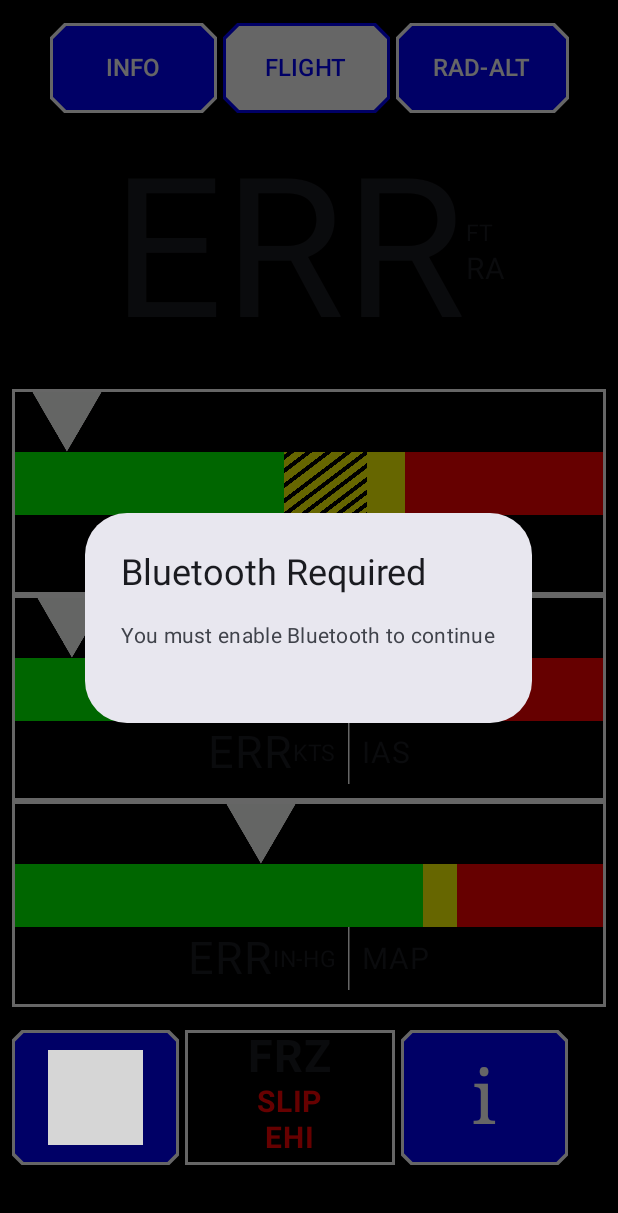
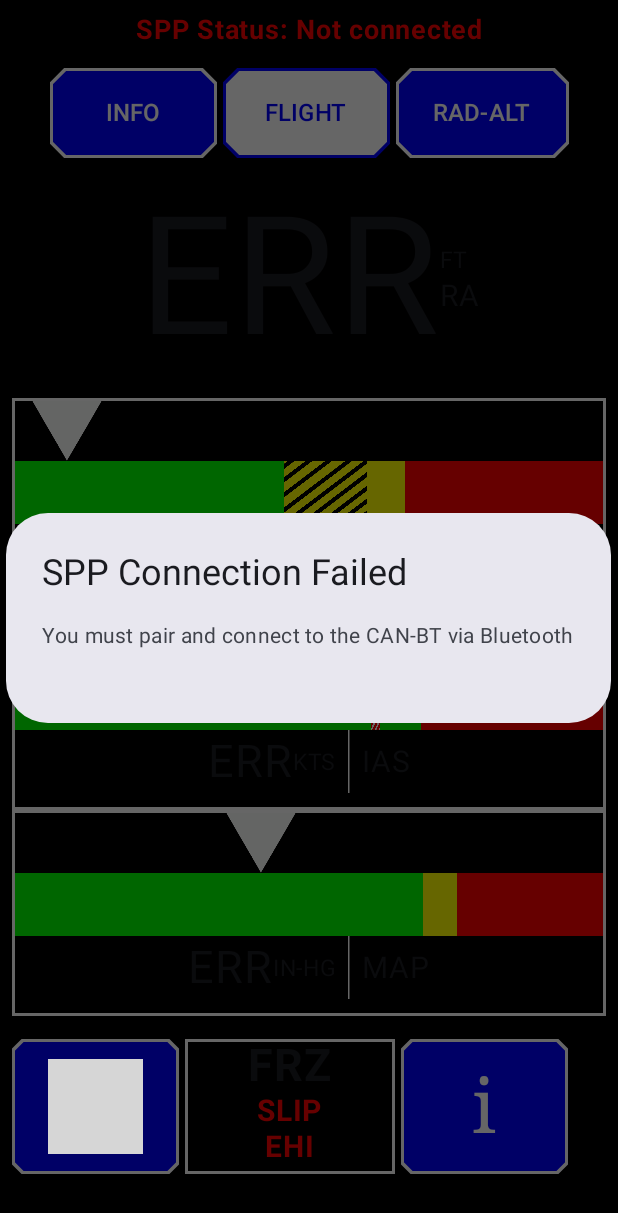
Before and after one commit to Komputer24/EIT2.0-ESAID-App, an Android app built with Jetpack Compose: the screen it shows after launch (MainActivity), on a phone screen of 412 x 824 dp. Shown: the top 1213 px of the screen. Run offline under Robolectric (Android 15) with nearby library versions, the phone set to English and light mode, and no system bars; grey boxes are pictures that could not be loaded.

Commit message:
v21 - Bluetooth SPP Detector Finished

```diff
--- a/app/src/main/java/com/example/eit20_app/Composables.kt
+++ b/app/src/main/java/com/example/eit20_app/Composables.kt
@@ -98,24 +98,24 @@ fun ButtonRow() {
 fun ChosenHeaderColumn(){
     if(selectedIndex.value == 0){
         Column(
-            modifier = Modifier.height(566.dp).fillMaxWidth(),
+            modifier = Modifier.height(543.dp).fillMaxWidth(),
             horizontalAlignment = Alignment.CenterHorizontally
         ) {
-            InfoInfo(if(bluetoothEnabled.value) {25.0} else {0}, "°C", "OAT")
-            InfoInfo(if(bluetoothEnabled.value) {2400} else {0}, "LB", "GWT")
-            InfoInfo(if(bluetoothEnabled.value) {1400} else {0}, "FT", "DA")
+            InfoInfo(if(checkSppStatus()) {25.0} else {0}, "°C", "OAT")
+            InfoInfo(if(checkSppStatus()) {2400} else {0}, "LB", "GWT")
+            InfoInfo(if(checkSppStatus()) {1400} else {0}, "FT", "DA")
 
             Divider(
                 color = Color.White,
                 thickness = 3.dp,
-                modifier = Modifier.padding(vertical = 8.dp)
+                modifier = Modifier.padding(vertical = 5.dp)
             )
 
-            InfoInfo(if(bluetoothEnabled.value) {120} else {0}, "KTS", "VNE")
-            InfoInfo(if(bluetoothEnabled.value) {22.9} else {0}, "IN-HG", "MCP")
-            InfoInfo(if(bluetoothEnabled.value) {6900} else {0}, "DA-FT", "OGE")
-            InfoInfo(if(bluetoothEnabled.value) {25.7} else {0}, "IN-HG", "SMP")
-            InfoInfo(if(bluetoothEnabled.value) {11300} else {0}, "DA-FT", "IGE")
+            InfoInfo(if(checkSppStatus()) {120} else {0}, "KTS", "VNE")
+            InfoInfo(if(checkSppStatus()) {22.9} else {0}, "IN-HG", "MCP")
+            InfoInfo(if(checkSppStatus()) {6900} else {0}, "DA-FT", "OGE")
+            InfoInfo(if(checkSppStatus()) {25.7} else {0}, "IN-HG", "SMP")
+            InfoInfo(if(checkSppStatus()) {11300} else {0}, "DA-FT", "IGE")
         }
     }
     else if(selectedIndex.value == 1){
@@ -135,8 +135,8 @@ fun ChosenHeaderColumn(){
                 verticalAlignment = Alignment.CenterVertically
             ) {
                 Text(
-                    text = if (flightDisplay < 100000 && flightDisplay > -10000 && bluetoothEnabled.value) "${flightDisplay}" else "ERR",
-                    fontSize = 130.sp,
+                    text = if (flightDisplay < 100000 && flightDisplay > -10000 && checkSppStatus()) "${flightDisplay}" else "ERR",
+                    fontSize = 110.sp,
                 )
                 Column(
                     modifier = Modifier
@@ -189,7 +189,7 @@ fun ChosenHeaderColumn(){
                             verticalAlignment = Alignment.CenterVertically
                         ) {
                             Text(
-                                text = if(ft< 100000 && ft> -10000 && bluetoothEnabled.value) "${ft}" else "ERR", // (-9999 FT - 99999 FT)
+                                text = if(ft< 100000 && ft> -10000 && checkSppStatus()) "${ft}" else "ERR", // (-9999 FT - 99999 FT)
                                 fontSize = 30.sp,
                             )
                             Text(
@@ -244,7 +244,7 @@ fun ChosenHeaderColumn(){
                             verticalAlignment = Alignment.CenterVertically
                         ) {
                             Text(
-                                text = if(kts < 151 && kts > 19 && bluetoothEnabled.value) "${kts}" else "ERR", // (20 KTS - 150 KTS)
+                                text = if(kts < 151 && kts > 19 && checkSppStatus()) "${kts}" else "ERR", // (20 KTS - 150 KTS)
                                 fontSize = 30.sp,
                             )
                             Text(
@@ -299,7 +299,7 @@ fun ChosenHeaderColumn(){
                             verticalAlignment = Alignment.CenterVertically
                         ) {
                             Text(
-                                text = if(inhg < 33.0 && inhg >= 0.0 && bluetoothEnabled.value) "${inhg}" else "ERR", //  (0 IN-HG - 32 IN-HG)
+                                text = if(inhg < 33.0 && inhg >= 0.0 && checkSppStatus()) "${inhg}" else "ERR", //  (0 IN-HG - 32 IN-HG)
                                 fontSize = 30.sp,
                             )
                             Text(
@@ -326,7 +326,7 @@ fun ChosenHeaderColumn(){
         Box(
             modifier = Modifier
                 .fillMaxWidth()
-                .height(566.dp), // Only this part gets 566.dp height
+                .height(543.dp), // Only this part gets 566.dp height
             contentAlignment = Alignment.Center // Centers children vertically and horizontally by default
         ) {
             Column(
@@ -338,7 +338,7 @@ fun ChosenHeaderColumn(){
                     modifier = Modifier.fillMaxWidth()
                 ) {
                     Text(
-                        text = if (flightDisplay < 100000 && flightDisplay > -10000 && bluetoothEnabled.value) "$flightDisplay" else "ERR",
+                        text = if (flightDisplay < 100000 && flightDisplay > -10000 && checkSppStatus()) "$flightDisplay" else "ERR",
                         fontSize = 130.sp,
                     )
                     Column {
@@ -618,7 +618,7 @@ fun InfoInfo(number: Number, unit: String, measure: String){
         modifier = Modifier
             .width(350.dp)
             .background(Color.Black)
-            .padding(5.dp)
+            .padding(4.dp)
             .border(1.dp, Color.White),
         contentAlignment = Alignment.CenterEnd // Align Row to the right inside the Box
     ) {
@@ -627,7 +627,7 @@ fun InfoInfo(number: Number, unit: String, measure: String){
         ) {
             Text(
                 text = number.toString(),
-                fontSize = 40.sp,
+                fontSize = 38.sp,
                 color = Color.White,
                 modifier = Modifier.padding(end = 4.dp)
             )
--- a/app/src/main/java/com/example/eit20_app/MainActivity.kt
+++ b/app/src/main/java/com/example/eit20_app/MainActivity.kt
@@ -12,7 +12,6 @@ import androidx.activity.ComponentActivity
 import androidx.activity.compose.setContent
 import androidx.activity.enableEdgeToEdge
 import androidx.activity.result.contract.ActivityResultContracts
-import androidx.annotation.RequiresPermission
 import androidx.compose.foundation.BorderStroke
 import androidx.compose.foundation.background
 import androidx.compose.foundation.border
@@ -31,8 +30,13 @@ import androidx.compose.ui.unit.LayoutDirection
 import androidx.compose.ui.unit.dp
 import androidx.compose.ui.unit.sp
 import androidx.core.app.ActivityCompat
+import androidx.lifecycle.lifecycleScope
 import com.example.eit20_app.ui.theme.EIT20_AppTheme
+import kotlinx.coroutines.Dispatchers
+import kotlinx.coroutines.launch
 import java.io.IOException
+import java.io.InputStream
+import java.io.OutputStream
 import java.util.*
 
 val selectedIndex = mutableStateOf(1)  // -1 = none selected
@@ -46,14 +50,11 @@ val boxWidth = 326
 val ftScale = (((ft+ 9999).toDouble() / 109998) * boxWidth)-22  // -9999 to 99999 or 0 to 109998
 val ktsScale = (((kts - 20).toDouble() / 130) * boxWidth)-22     // 20 to 150 or 0 to 130
 val inhgScale = ((inhg.toDouble() / 32) * boxWidth)-22         // 0 to 32
-
-
 val TARGET_DEVICE_MAC = "84:C6:92:56:0B:BD"
 val TARGET_UUID: UUID = UUID.fromString("00001101-0000-1000-8000-00805F9B34FB") // common SPP UUID
 
-val bluetoothEnabled = mutableStateOf(
-    BluetoothAdapter.getDefaultAdapter()?.isEnabled == true
-)
+val connectionStatus = mutableStateOf("Not connected")
+fun checkSppStatus(): Boolean = connectionStatus.value == "Connected"
 
 class MainActivity : ComponentActivity() {
 
@@ -63,6 +64,9 @@ class MainActivity : ComponentActivity() {
     }
 
     private var connectThread: ConnectThread? = null
+    private var inputStream: InputStream? = null
+    private var outputStream: OutputStream? = null
+    private val TAG = "CAN2BT"
 
     private val bluetoothReceiver = object : BroadcastReceiver() {
         override fun onReceive(context: Context?, intent: Intent?) {
@@ -72,32 +76,22 @@ class MainActivity : ComponentActivity() {
                         intent.getParcelableExtra(BluetoothDevice.EXTRA_DEVICE)
                     device?.let {
                         if (it.address == TARGET_DEVICE_MAC) {
-                            // Stop discovery once found
                             if (ActivityCompat.checkSelfPermission(
                                     this@MainActivity,
                                     Manifest.permission.BLUETOOTH_SCAN
                                 ) == PackageManager.PERMISSION_GRANTED
-                                || ActivityCompat.checkSelfPermission(
-                                    this@MainActivity,
-                                    Manifest.permission.BLUETOOTH_CONNECT
-                                ) == PackageManager.PERMISSION_GRANTED
                             ) {
                                 bluetoothAdapter?.cancelDiscovery()
                             } else {
-                                // Request permission or handle lack of permission gracefully
                                 ActivityCompat.requestPermissions(
                                     this@MainActivity,
-                                    arrayOf(Manifest.permission.BLUETOOTH_SCAN, Manifest.permission.BLUETOOTH_CONNECT),
+                                    arrayOf(
+                                        Manifest.permission.BLUETOOTH_SCAN,
+                                        Manifest.permission.BLUETOOTH_CONNECT
+                                    ),
                                     1002
                                 )
                             }
-                            Toast.makeText(
-                                this@MainActivity,
-                                "Found target device: ${it.name} (${it.address})",
-                                Toast.LENGTH_SHORT
-                            ).show()
-
-                            // Connect to the target device
                             connectToDevice(it)
                         }
                     }
@@ -109,11 +103,48 @@ class MainActivity : ComponentActivity() {
         }
     }
 
+    private val btStateReceiver = object : BroadcastReceiver() {
+        override fun onReceive(context: Context?, intent: Intent?) {
+            val state = intent?.getIntExtra(BluetoothAdapter.EXTRA_STATE, BluetoothAdapter.ERROR)
+            when(state) {
+                BluetoothAdapter.STATE_OFF -> {
+                    connectionStatus.value = "Disconnected"
+                    connectThread?.cancel()
+                }
+                BluetoothAdapter.STATE_ON -> {
+                    // Bluetooth is back on — reconnect immediately
+                    connectThread?.cancel() // cancel any stale connection
+                    if (ActivityCompat.checkSelfPermission(
+                            this@MainActivity,
+                            Manifest.permission.BLUETOOTH_CONNECT
+                        ) == PackageManager.PERMISSION_GRANTED
+                    ) {
+                        val pairedDevice = bluetoothAdapter?.bondedDevices
+                            ?.find { it.address == TARGET_DEVICE_MAC }
+
+                        pairedDevice?.let {
+                            connectToDevice(it)
+                        } ?: startBluetoothScan()
+                    }
+                }
+            }
+        }
+    }
+
+
+
+    override fun onStart() {
+        super.onStart()
+        registerReceiver(btStateReceiver, IntentFilter(BluetoothAdapter.ACTION_STATE_CHANGED))
+    }
+
+    override fun onStop() {
+        super.onStop()
+        try { unregisterReceiver(btStateReceiver) } catch (_: Exception) {}
+    }
+
     private fun startBluetoothScan() {
-        if (bluetoothAdapter == null) {
-            Toast.makeText(this, "Bluetooth not supported", Toast.LENGTH_SHORT).show()
-            return
-        }
+        if (bluetoothAdapter == null) return
         if (ActivityCompat.checkSelfPermission(
                 this,
                 Manifest.permission.BLUETOOTH_SCAN
@@ -127,136 +158,106 @@ class MainActivity : ComponentActivity() {
             return
         }
         if (bluetoothAdapter!!.isDiscovering) bluetoothAdapter!!.cancelDiscovery()
-
-        registerReceiver(
-            bluetoothReceiver,
-            IntentFilter(BluetoothDevice.ACTION_FOUND)
-        )
-        registerReceiver(
-            bluetoothReceiver,
-            IntentFilter(BluetoothAdapter.ACTION_DISCOVERY_FINISHED)
-        )
-
+        registerReceiver(bluetoothReceiver, IntentFilter(BluetoothDevice.ACTION_FOUND))
+        registerReceiver(bluetoothReceiver, IntentFilter(BluetoothAdapter.ACTION_DISCOVERY_FINISHED))
         bluetoothAdapter!!.startDiscovery()
         Toast.makeText(this, "Scanning for devices…", Toast.LENGTH_SHORT).show()
     }
 
     private fun connectToDevice(device: BluetoothDevice) {
-        if (ActivityCompat.checkSelfPermission(
-                this,
-                Manifest.permission.BLUETOOTH_CONNECT
-            ) != PackageManager.PERMISSION_GRANTED
-        ) {
-            ActivityCompat.requestPermissions(
-                this,
-                arrayOf(Manifest.permission.BLUETOOTH_CONNECT),
-                1003
-            )
-            return
-        }
-
         connectThread = ConnectThread(device)
         connectThread?.start()
     }
 
     private inner class ConnectThread(private val device: BluetoothDevice) : Thread() {
-
         private var socket: BluetoothSocket? = null
 
         override fun run() {
+            try {
                 if (ActivityCompat.checkSelfPermission(
                         this@MainActivity,
                         Manifest.permission.BLUETOOTH_CONNECT
-                ) != PackageManager.PERMISSION_GRANTED ||
-                ActivityCompat.checkSelfPermission(
-                    this@MainActivity,
-                    Manifest.permission.BLUETOOTH_SCAN
                     ) != PackageManager.PERMISSION_GRANTED
                 ) {
-                // Permission not granted, abort connection or request permission elsewhere before starting this thread
-                runOnUiThread {
-                    Toast.makeText(this@MainActivity, "Bluetooth permission required", Toast.LENGTH_SHORT).show()
-                }
+                    runOnUiThread { connectionStatus.value = "Permission missing" }
                     return
                 }
 
-            // Safe to create socket now
                 socket = device.createRfcommSocketToServiceRecord(TARGET_UUID)
-
-            // Safe to cancel discovery now
                 bluetoothAdapter?.cancelDiscovery()
 
+                // Set status to "Connecting" before attempting connection
+                runOnUiThread { connectionStatus.value = "Connecting" }
+
+                socket?.connect()
+
+                inputStream = socket?.inputStream
+                outputStream = socket?.outputStream
+
+                runOnUiThread { connectionStatus.value = "Connected" }
+
+                startReadingData()
+                monitorConnection() // start monitoring socket health
+            } catch (e: IOException) {
+                runOnUiThread { connectionStatus.value = "Connection failed" }
+                Log.e(TAG, "Could not connect", e)
+                try { socket?.close() } catch (_: IOException) {}
+            }
+        }
+
+        fun cancel() {
+            try { socket?.close() } catch (e: IOException) { Log.e(TAG, "Could not close socket", e) }
+        }
+    }
+
+
+    private fun startReadingData() {
+        lifecycleScope.launch(Dispatchers.IO) {
+            val buffer = ByteArray(1024)
+            var bytes: Int
             try {
-                socket?.connect()
-                runOnUiThread {
-                    Toast.makeText(
-                        this@MainActivity,
-                        "Connected to device ${device.name}",
-                        Toast.LENGTH_SHORT
-                    ).show()
+                while (inputStream?.read(buffer).also { bytes = it ?: -1 } != -1) {
+                    val data = buffer.copyOf(bytes)
+                    Log.d(TAG, data.joinToString(",") { String.format("%02X", it) })
                 }
-                // TODO: Manage connected socket (read/write data)
             } catch (e: IOException) {
-                Log.e("Bluetooth", "Could not connect to device", e)
-                runOnUiThread {
-                    Toast.makeText(
-                        this@MainActivity,
-                        "Connection failed: ${e.message}",
-                        Toast.LENGTH_SHORT
-                    ).show()
-                }
-                try {
-                    socket?.close()
-                } catch (closeException: IOException) {
-                    Log.e("Bluetooth", "Could not close socket", closeException)
+                connectionStatus.value = "Disconnected"
+                Log.e(TAG, "Error reading data", e)
             }
         }
     }
 
-        fun cancel() {
+    private fun monitorConnection() {
+        lifecycleScope.launch(Dispatchers.IO) {
+            while (true) {
                 try {
-                socket?.close()
+                    outputStream?.write(byteArrayOf(0)) // heartbeat
+                    kotlinx.coroutines.delay(2000)
                 } catch (e: IOException) {
-                Log.e("Bluetooth", "Could not close socket", e)
+                    connectionStatus.value = "Disconnected"
+                    break
                 }
             }
         }
-
+    }
 
     override fun onCreate(savedInstanceState: Bundle?) {
         super.onCreate(savedInstanceState)
 
         if (bluetoothAdapter == null) {
-            Toast.makeText(this, "Bluetooth not supported on this device.", Toast.LENGTH_SHORT)
-                .show()
+            Toast.makeText(this, "Bluetooth not supported.", Toast.LENGTH_SHORT).show()
             return
         }
 
-        val prefs = getSharedPreferences("slider_prefs", MODE_PRIVATE)
-        val savedBrightness = prefs.getFloat("brightness_slider", 0.5f)
-        val savedVolume = prefs.getFloat("volume_slider", 0.5f)
+        enableEdgeToEdge()
 
-        val audioManager = getSystemService(AUDIO_SERVICE) as AudioManager
-        val maxVolume = audioManager.getStreamMaxVolume(AudioManager.STREAM_MUSIC)
-        val calculatedVolume = (savedVolume * maxVolume).toInt()
-
-        val layoutParams = window.attributes
-        layoutParams.screenBrightness = savedBrightness
-        audioManager.setStreamVolume(AudioManager.STREAM_MUSIC, calculatedVolume, 0)
-        window.attributes = layoutParams
-
-        enableEdgeToEdge()
         setContent {
             EIT20_AppTheme {
                 Scaffold(modifier = Modifier.fillMaxSize()) { innerPadding ->
                     Column(
                         modifier = Modifier
                             .background(Color.Black)
-                            .fillMaxSize(),
-                    ) {
-                        Column(
-                            modifier = Modifier
-                                .fillMaxWidth()
+                            .fillMaxSize()
                             .padding(
                                 start = innerPadding.calculateStartPadding(LayoutDirection.Ltr),
                                 top = innerPadding.calculateTopPadding(),
@@ -265,11 +266,23 @@ class MainActivity : ComponentActivity() {
                             ),
                         horizontalAlignment = Alignment.CenterHorizontally
                     ) {
-                            Spacer(modifier = Modifier.height(15.dp))
+                        val status by connectionStatus
+                        Text(
+                            text = "SPP Status: $status",
+                            color = when(status) {
+                                "Connected" -> Color.Green
+                                "Connecting" -> Color.Yellow
+                                else -> Color.Red
+                            },
+                            fontWeight = FontWeight.Bold,
+                            fontSize = 18.sp,
+                            modifier = Modifier.padding(vertical = 8.dp)
+                        )
+
+
+                        Spacer(modifier = Modifier.height(5.dp))
                         ButtonRow()
                         Spacer(modifier = Modifier.height(15.dp))
-                        }
-
                         ChosenHeaderColumn()
 
                         Column {
@@ -320,22 +333,49 @@ class MainActivity : ComponentActivity() {
                             }
                         }
                     }
+
+                    CheckSppConnection()
                 }
-                BluetoothStateListener()
-                launchBluetoothScan(bluetoothEnabled)
+
+                // Attempt connection in the background
+                LaunchedEffect(Unit) {
+                    if (ActivityCompat.checkSelfPermission(
+                            this@MainActivity,
+                            Manifest.permission.BLUETOOTH_CONNECT
+                        ) == PackageManager.PERMISSION_GRANTED
+                    ) {
+                        val pairedDevice = try {
+                            bluetoothAdapter?.bondedDevices?.find { it.address == TARGET_DEVICE_MAC }
+                        } catch (e: SecurityException) {
+                            null
+                        }
+
+                        if (pairedDevice != null) {
+                            connectToDevice(pairedDevice)
+                        } else {
+                            startBluetoothScan()
+                        }
+                    } else {
+                        ActivityCompat.requestPermissions(
+                            this@MainActivity,
+                            arrayOf(Manifest.permission.BLUETOOTH_CONNECT),
+                            1001
+                        )
+                        connectionStatus.value = "Permission required"
+                    }
+                }
             }
         }
     }
 
     @Composable
-    private fun launchBluetoothScan(bluetooth: MutableState<Boolean>) {
-        if (bluetooth.value) {
-            startBluetoothScan()
-        } else {
+    private fun CheckSppConnection() {
+        val status by connectionStatus
+        if (status != "Connected" && status != "Connecting") {
             AlertDialog(
                 onDismissRequest = {},
-                title = { Text("Bluetooth Required") },
-                text = { Text("You must enable Bluetooth to continue") },
+                title = { Text("SPP Connection Failed") },
+                text = { Text("You must pair and connect to the CAN-BT via Bluetooth") },
                 confirmButton = {}
             )
         }
@@ -343,29 +383,7 @@ class MainActivity : ComponentActivity() {
 
     override fun onDestroy() {
         super.onDestroy()
-        try {
-            unregisterReceiver(bluetoothReceiver)
-        } catch (_: Exception) {}
+        try { unregisterReceiver(bluetoothReceiver) } catch (_: Exception) {}
         connectThread?.cancel()
     }
 }
-
-@Composable
-fun BluetoothStateListener() {
-    val context = LocalContext.current
-    val bluetoothAdapter = BluetoothAdapter.getDefaultAdapter()
-
-    DisposableEffect(Unit) {
-        val filter = IntentFilter(BluetoothAdapter.ACTION_STATE_CHANGED)
-        val receiver = object : BroadcastReceiver() {
-            override fun onReceive(ctx: Context?, intent: Intent?) {
-                val state = intent?.getIntExtra(BluetoothAdapter.EXTRA_STATE, BluetoothAdapter.ERROR)
-                bluetoothEnabled.value = state == BluetoothAdapter.STATE_ON
-            }
-        }
-        context.registerReceiver(receiver, filter)
-        onDispose {
-            context.unregisterReceiver(receiver)
-        }
-    }
-}
```
Lines whose indentation alone changed are shown as unchanged.
